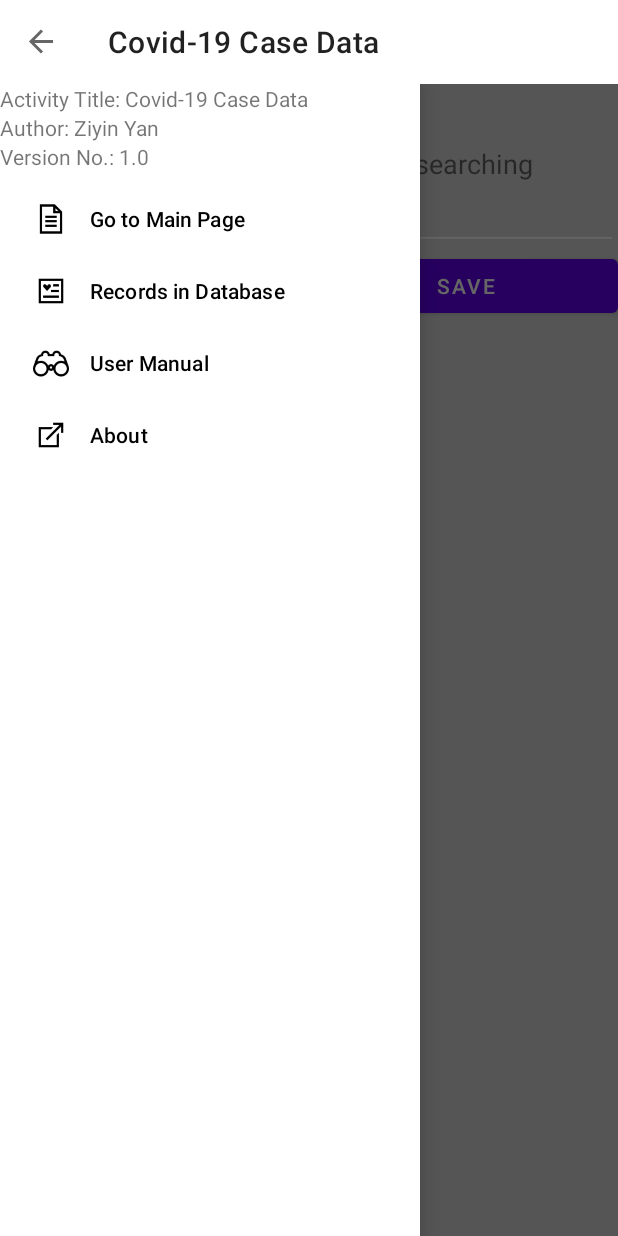
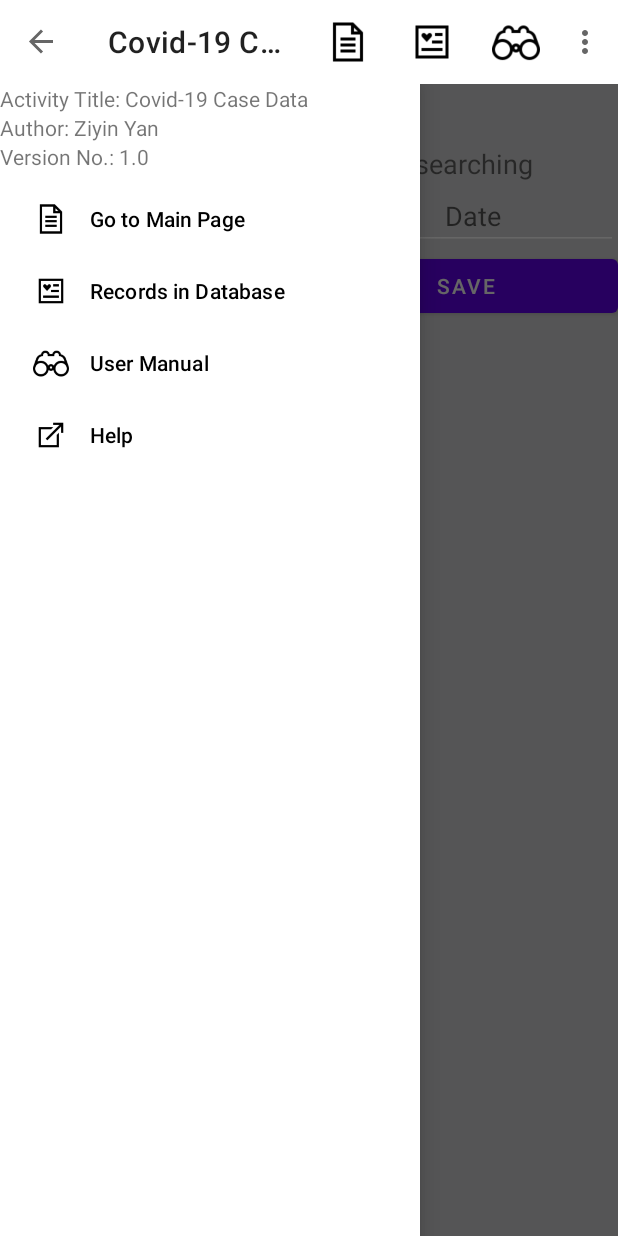
Before and after one commit to weixinwang0726/AndroidFinalGroupProject, an Android app: the Covid19Case screen opened directly, with no data from a screen before it, with the side drawer open, on a phone screen of 412 x 824 dp. Run offline under Robolectric (Android 15) with nearby library versions, the phone set to English and light mode, and no system bars.

Commit message:
add covied19

```diff
--- a/app/src/main/res/layout/activity_covid19_case.xml
+++ b/app/src/main/res/layout/activity_covid19_case.xml
@@ -39,7 +39,6 @@
                 android:layout_width="wrap_content"
                 android:layout_height="wrap_content"
                 android:text="@string/covid_caseText"
-
                 android:textSize="18dp" />
 
 
@@ -71,6 +70,7 @@
                     android:layout_width="wrap_content"
                     android:layout_height="wrap_content"
                     android:layout_weight="2"
+                    android:gravity="center"
                     android:backgroundTint="@android:color/white"
                     android:hint="@string/covid_date_hint" />
 
--- a/app/src/main/res/values/strings.xml
+++ b/app/src/main/res/values/strings.xml
@@ -92,7 +92,7 @@
     <string name="choice1">Go to Main Page </string>
     <string name="choice2">Records in Database </string>
     <string name="choice3">User Manual </string>
-    <string name="choice4">About </string>
+    <string name="choice4">Help </string>
 
     <string name="covidtitle">Activity Title: Covid-19 Case Data</string>
     <string name="covidauthor">Author: Ziyin Yan</string>
```
Also changed, not shown: app/src/main/java/com/example/androidfinalgroupproject/covid19/Covid19Case.java (+14 -4 lines).
